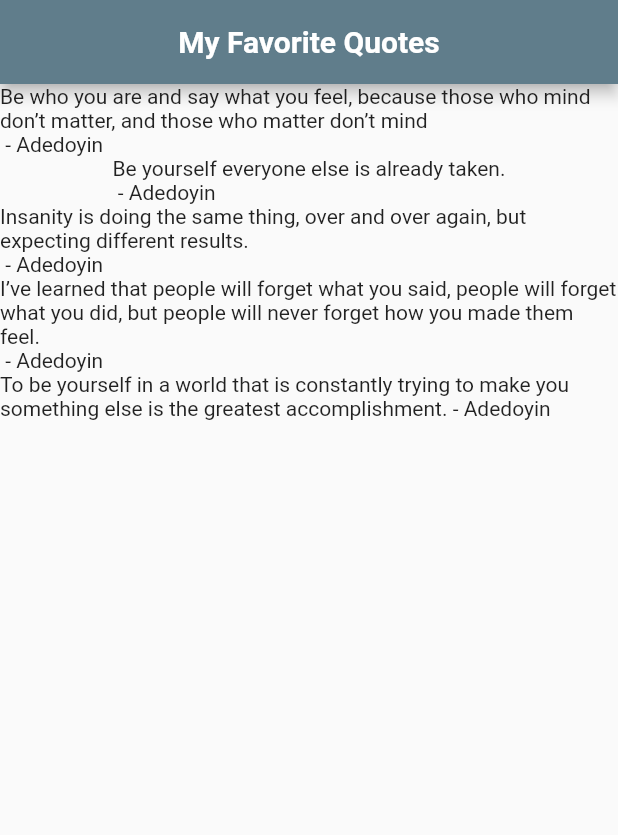
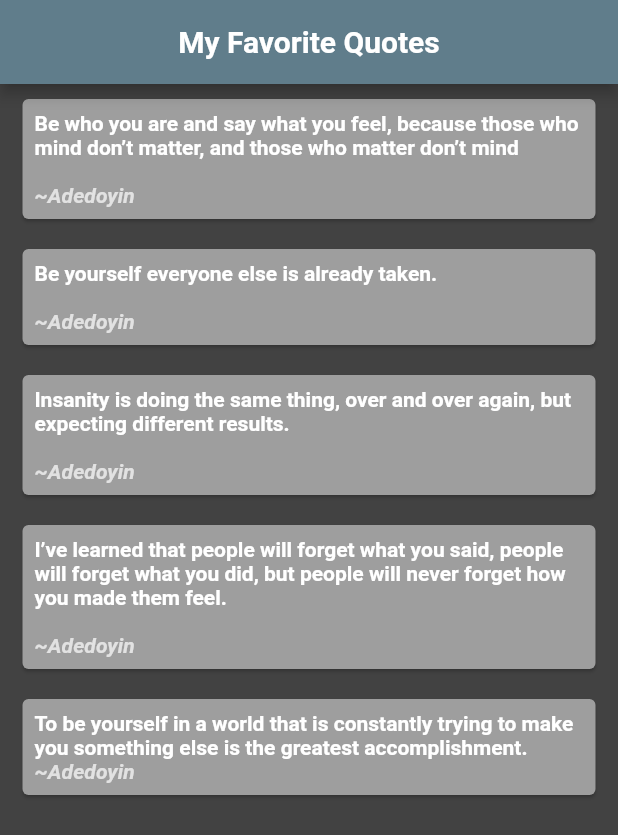
Before and after one commit to DevAdedoyin/my_quotes, a Flutter app: the screen it shows after launch, on a phone screen of 412 x 824 dp. Shown: the top 835 px of the screen. Run offline on Flutter 3.47's test engine with Material 2 defaults, Android fonts, the phone set to English and light mode, and no system bars.

Commit message:
Card added for each quote and its author

```diff
--- a/lib/main.dart
+++ b/lib/main.dart
@@ -1,5 +1,6 @@
 import 'package:flutter/cupertino.dart';
 import 'package:flutter/material.dart';
+import 'package:flutter/painting.dart';
 import 'package:myquotes/quotes.dart';
 
 void main() => runApp(MaterialApp(home: Quotes(),));
@@ -12,19 +13,37 @@ class Quotes extends StatefulWidget {
 class _QuotesState extends State<Quotes> {
 
   List<MyQuotes> quotes = [
-    MyQuotes(author: "Adedoyin", quote: 'Be who you are and say what you feel, because those who mind don’t matter, and those who matter don’t mind\n'),
-    MyQuotes(author: "Adedoyin", quote:  'Be yourself everyone else is already taken.\n'),
-    MyQuotes(author: "Adedoyin", quote:  'Insanity is doing the same thing, over and over again, but expecting different results.\n'),
-    MyQuotes(author: "Adedoyin", quote:  'I\’ve learned that people will forget what you said, people will forget what you did, but people will never forget how you made them feel.\n'),
-    MyQuotes(author: "Adedoyin", quote:  'To be yourself in a world that is constantly trying to make you something else is the greatest accomplishment.'),
+    MyQuotes(author: "~Adedoyin", quote: 'Be who you are and say what you feel, because those who mind don’t matter, and those who matter don’t mind\n'),
+    MyQuotes(author: "~Adedoyin", quote:  'Be yourself everyone else is already taken.\n'),
+    MyQuotes(author: "~Adedoyin", quote:  'Insanity is doing the same thing, over and over again, but expecting different results.\n'),
+    MyQuotes(author: "~Adedoyin", quote:  'I\’ve learned that people will forget what you said, people will forget what you did, but people will never forget how you made them feel.\n'),
+    MyQuotes(author: "~Adedoyin", quote:  'To be yourself in a world that is constantly trying to make you something else is the greatest accomplishment.'),
   ];
+
+  Widget quoteTemplate(quote){
+    return Card(
+      color: Colors.grey[500],
+      margin: EdgeInsets.fromLTRB(15, 10, 15, 10),
+      child: Padding(
+        padding: const EdgeInsets.all(8.0),
+        child: Column(
+          crossAxisAlignment: CrossAxisAlignment.stretch,
+          children: <Widget>[
+            Text(quote.quote, style: TextStyle(color: Colors.white, fontStyle: FontStyle.normal, fontWeight: FontWeight.bold),),
+            Text(quote.author, style: TextStyle(color: Colors.white70, fontStyle: FontStyle.italic, fontWeight: FontWeight.bold),),
+          ],
+        ),
+      ),
+    );
+  }
 
   @override
   Widget build(BuildContext context) {
     return Scaffold(
+      backgroundColor: Colors.grey[800],
       appBar: AppBar(title: Text("My Favorite Quotes", style: TextStyle(fontWeight: FontWeight.bold),), backgroundColor: Colors.blueGrey[500], centerTitle: true,),
     body: Column(
-      children: quotes.map((quote) => Text('${quote.quote} - ${quote.author}')).toList(),
+      children: quotes.map((quote) => quoteTemplate(quote)).toList(),
     ),
     );
   }
```
